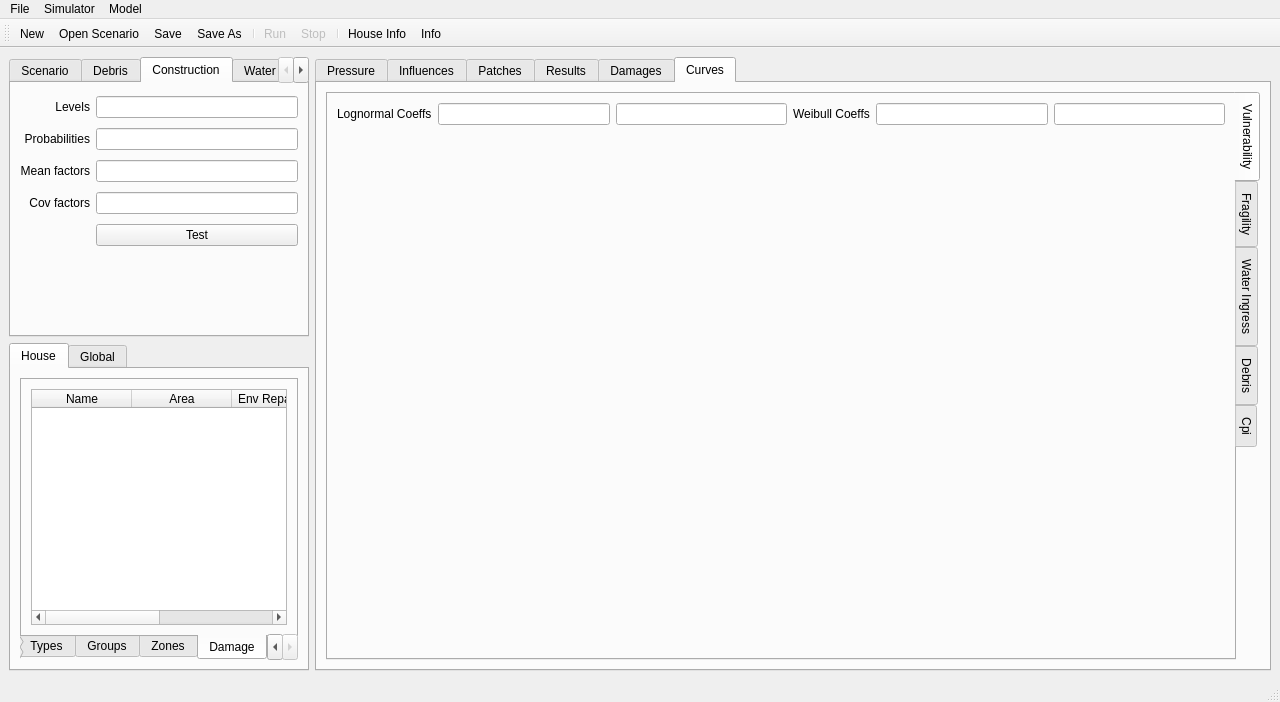
Old version of the form vaws/gui/ui/main.ui in the repository GeoscienceAustralia/vaws.
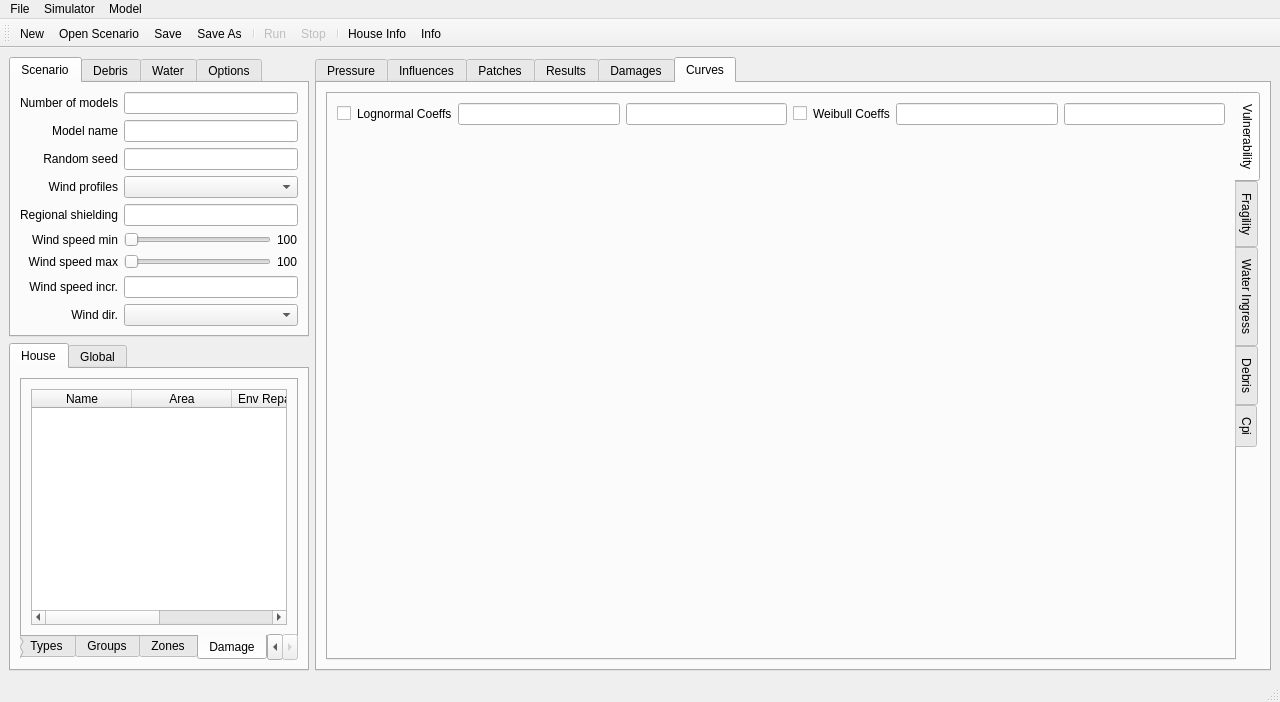
New version of the form. The open tabs and pages were chosen to show the change. Icons and pictures are not drawn. Custom widgets are drawn as their Qt base class.

Commit message: 1)migration to pyqt5, 2)add checkbox to vulnerability window, 3)remove construction_levels

```diff
--- a/vaws/gui/ui/main.ui
+++ b/vaws/gui/ui/main.ui
@@ -472,170 +472,6 @@
           </item>
          </layout>
         </widget>
-        <widget class="QWidget" name="construction_tab">
-         <attribute name="title">
-          <string>Construction</string>
-         </attribute>
-         <layout class="QGridLayout" name="gridLayout">
-          <item row="1" column="0">
-           <widget class="QLabel" name="label_18">
-            <property name="sizePolicy">
-             <sizepolicy hsizetype="Preferred" vsizetype="Fixed">
-              <horstretch>0</horstretch>
-              <verstretch>0</verstretch>
-             </sizepolicy>
-            </property>
-            <property name="text">
-             <string>Probabilities</string>
-            </property>
-            <property name="alignment">
-             <set>Qt::AlignRight|Qt::AlignTrailing|Qt::AlignVCenter</set>
-            </property>
-           </widget>
-          </item>
-          <item row="4" column="0">
-           <widget class="QLabel" name="label_26">
-            <property name="sizePolicy">
-             <sizepolicy hsizetype="Preferred" vsizetype="Fixed">
-              <horstretch>0</horstretch>
-              <verstretch>0</verstretch>
-             </sizepolicy>
-            </property>
-            <property name="text">
-             <string/>
-            </property>
-            <property name="alignment">
-             <set>Qt::AlignRight|Qt::AlignTrailing|Qt::AlignVCenter</set>
-            </property>
-           </widget>
-          </item>
-          <item row="2" column="1">
-           <widget class="QLineEdit" name="constMeans"/>
-          </item>
-          <item row="7" column="0">
-           <widget class="QLabel" name="label_31">
-            <property name="sizePolicy">
-             <sizepolicy hsizetype="Preferred" vsizetype="Fixed">
-              <horstretch>0</horstretch>
-              <verstretch>0</verstretch>
-             </sizepolicy>
-            </property>
-            <property name="text">
-             <string/>
-            </property>
-            <property name="alignment">
-             <set>Qt::AlignRight|Qt::AlignTrailing|Qt::AlignVCenter</set>
-            </property>
-           </widget>
-          </item>
-          <item row="0" column="1">
-           <widget class="QLineEdit" name="constLevels"/>
-          </item>
-          <item row="1" column="1">
-           <widget class="QLineEdit" name="constProbs"/>
-          </item>
-          <item row="3" column="0">
-           <widget class="QLabel" name="label_10">
-            <property name="sizePolicy">
-             <sizepolicy hsizetype="Preferred" vsizetype="Fixed">
-              <horstretch>0</horstretch>
-              <verstretch>0</verstretch>
-             </sizepolicy>
-            </property>
-            <property name="text">
-             <string>Cov factors</string>
-            </property>
-            <property name="alignment">
-             <set>Qt::AlignRight|Qt::AlignTrailing|Qt::AlignVCenter</set>
-            </property>
-           </widget>
-          </item>
-          <item row="5" column="0">
-           <widget class="QLabel" name="label_39">
-            <property name="sizePolicy">
-             <sizepolicy hsizetype="Preferred" vsizetype="Fixed">
-              <horstretch>0</horstretch>
-              <verstretch>0</verstretch>
-             </sizepolicy>
-            </property>
-            <property name="text">
-             <string/>
-            </property>
-            <property name="alignment">
-             <set>Qt::AlignRight|Qt::AlignTrailing|Qt::AlignVCenter</set>
-            </property>
-           </widget>
-          </item>
-          <item row="2" column="0">
-           <widget class="QLabel" name="label_9">
-            <property name="sizePolicy">
-             <sizepolicy hsizetype="Preferred" vsizetype="Fixed">
-              <horstretch>0</horstretch>
-              <verstretch>0</verstretch>
-             </sizepolicy>
-            </property>
-            <property name="text">
-             <string>Mean factors</string>
-            </property>
-            <property name="alignment">
-             <set>Qt::AlignRight|Qt::AlignTrailing|Qt::AlignVCenter</set>
-            </property>
-           </widget>
-          </item>
-          <item row="3" column="1">
-           <widget class="QLineEdit" name="constCovs"/>
-          </item>
-          <item row="4" column="1">
-           <layout class="QHBoxLayout" name="horizontalLayout_20">
-            <item>
-             <widget class="QPushButton" name="testConstructionButton">
-              <property name="sizePolicy">
-               <sizepolicy hsizetype="Minimum" vsizetype="Minimum">
-                <horstretch>0</horstretch>
-                <verstretch>7</verstretch>
-               </sizepolicy>
-              </property>
-              <property name="text">
-               <string>Test</string>
-              </property>
-             </widget>
-            </item>
-           </layout>
-          </item>
-          <item row="0" column="0">
-           <widget class="QLabel" name="label_8">
-            <property name="sizePolicy">
-             <sizepolicy hsizetype="Preferred" vsizetype="Fixed">
-              <horstretch>0</horstretch>
-              <verstretch>0</verstretch>
-             </sizepolicy>
-            </property>
-            <property name="text">
-             <string>Levels</string>
-            </property>
-            <property name="alignment">
-             <set>Qt::AlignRight|Qt::AlignTrailing|Qt::AlignVCenter</set>
-            </property>
-           </widget>
-          </item>
-          <item row="6" column="0">
-           <widget class="QLabel" name="label_32">
-            <property name="sizePolicy">
-             <sizepolicy hsizetype="Preferred" vsizetype="Fixed">
-              <horstretch>0</horstretch>
-              <verstretch>0</verstretch>
-             </sizepolicy>
-            </property>
-            <property name="text">
-             <string/>
-            </property>
-            <property name="alignment">
-             <set>Qt::AlignRight|Qt::AlignTrailing|Qt::AlignVCenter</set>
-            </property>
-           </widget>
-          </item>
-         </layout>
-        </widget>
         <widget class="QWidget" name="water_tab">
          <attribute name="title">
           <string>Water</string>
@@ -1878,6 +1714,13 @@
              <layout class="QVBoxLayout" name="verticalLayout_2">
               <item>
                <layout class="QHBoxLayout" name="horizontalLayout_8">
+                <item>
+                 <widget class="QCheckBox" name="ln_checkBox">
+                  <property name="text">
+                   <string/>
+                  </property>
+                 </widget>
+                </item>
                 <item>
                  <widget class="QLabel" name="label_29">
                   <property name="text">
@@ -1891,6 +1734,13 @@
                 <item>
                  <widget class="QLineEdit" name="ln_coeff_2"/>
                 </item>
+                <item>
+                 <widget class="QCheckBox" name="wb_checkBox">
+                  <property name="text">
+                   <string/>
+                  </property>
+                 </widget>
+                </item>
                 <item>
                  <widget class="QLabel" name="label_30">
                   <property name="text">
```
Left out of the diff: 26 changed lines with no effect on the pictures. The commit also changes 14 other files.
